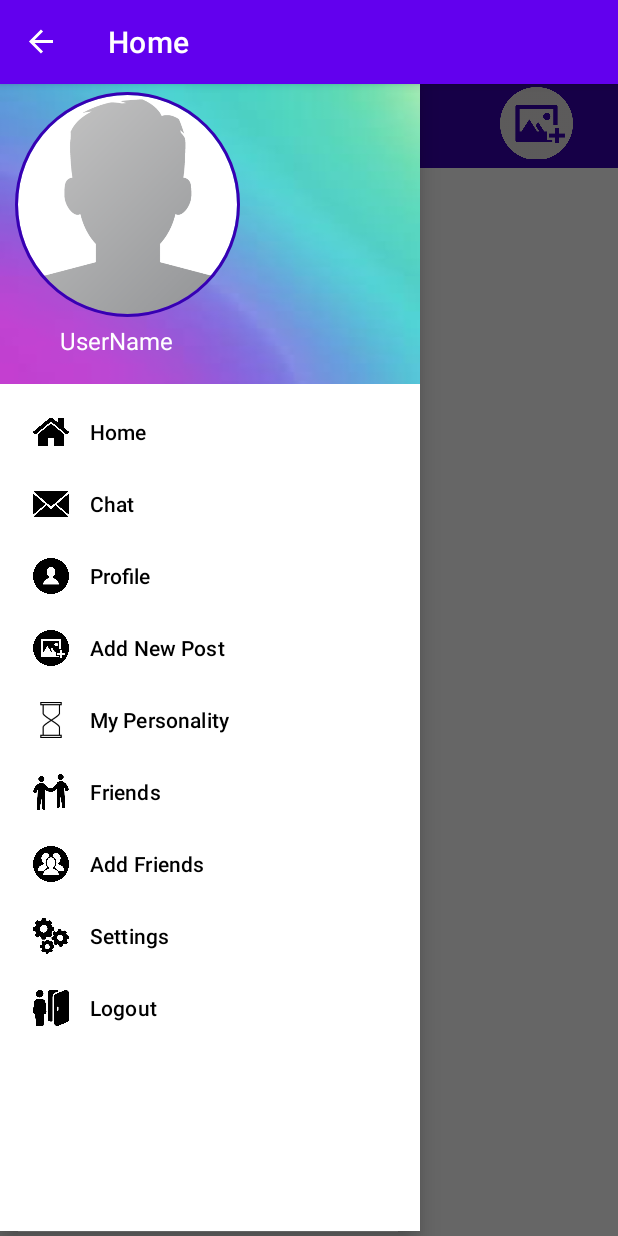
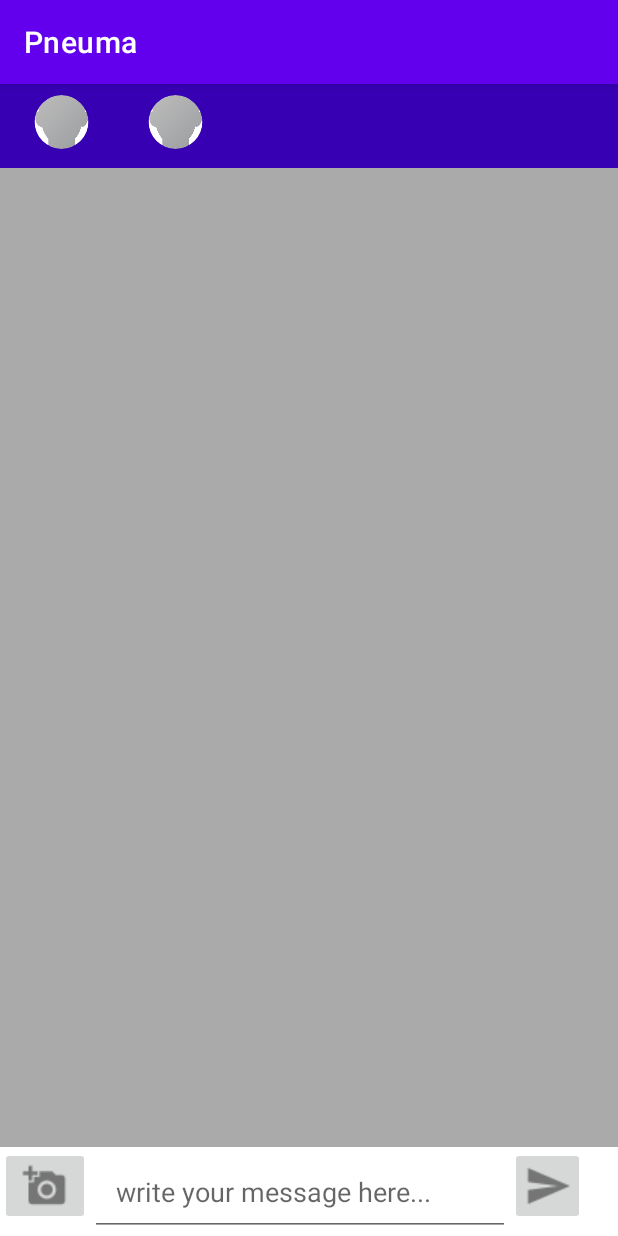
Before and after one commit to MohammedAlwaeli/Pneuma, an Android app: the screen it shows after launch once a user with an empty profile is signed in (MainActivity before the commit, ChatActivity after it), after a tap on "Chat", on a phone screen of 412 x 824 dp. Run offline under Robolectric (Android 15) with nearby library versions, the phone set to English and light mode, and no system bars; our stand-ins replace CircleImageView, Firebase (no records; nobody signed in at launch, a user with empty details on screens opened directly); pictures from the network do not load; 3 other taps on this screen came first.

Commit message:
added matches into messaging page with pictures

```diff
--- a/app/src/main/AndroidManifest.xml
+++ b/app/src/main/AndroidManifest.xml
@@ -14,11 +14,13 @@
         android:supportsRtl="true"
         android:theme="@style/Theme.Pneuma">
         <activity android:name=".QuestionActivity"></activity>
+        <activity android:name=".ChatActivity" />
         <activity android:name=".SettingsActivity" />
         <activity android:name=".PostActivity" />
         <activity android:name=".ProfileActivity" />
         <activity android:name=".SetupActivity" />
         <activity android:name=".loginActivity">
+
             <intent-filter>
                 <action android:name="android.intent.action.MAIN" />
 
--- /dev/null
+++ b/app/src/main/java/com/example/pneuma/ChatActivity.java
@@ -0,0 +1,132 @@
+package com.example.pneuma;
+
+import android.os.Bundle;
+import android.util.Log;
+import android.widget.EditText;
+import android.widget.ImageButton;
+
+import androidx.annotation.NonNull;
+import androidx.annotation.Nullable;
+import androidx.appcompat.app.AppCompatActivity;
+import androidx.appcompat.widget.Toolbar;
+import androidx.appcompat.widget.ToolbarWidgetWrapper;
+import androidx.recyclerview.widget.RecyclerView;
+
+import com.bumptech.glide.Glide;
+import com.google.android.gms.tasks.OnCompleteListener;
+import com.google.android.gms.tasks.Task;
+import com.google.firebase.auth.FirebaseAuth;
+import com.google.firebase.database.DatabaseReference;
+import com.google.firebase.database.FirebaseDatabase;
+import com.google.firebase.firestore.DocumentReference;
+import com.google.firebase.firestore.DocumentSnapshot;
+import com.google.firebase.firestore.FirebaseFirestore;
+
+import java.util.ArrayList;
+import java.util.Map;
+
+import de.hdodenhof.circleimageview.CircleImageView;
+
+public class ChatActivity extends AppCompatActivity
+{
+    private FirebaseAuth mAuth;
+    private DatabaseReference UserRef;
+    String currentUserID;
+    private CircleImageView match_1;
+    private CircleImageView match_2;
+    private androidx.appcompat.widget.Toolbar ChatToolBar;
+    private ImageButton SendMessageButton, SendImageFileButton;
+    private EditText userMessageInput;
+    private RecyclerView userMessagesList;
+    private String messageRecieverID, messageRecieverName;
+
+
+    @Override
+    protected void onCreate(@Nullable Bundle savedInstanceState) {
+        super.onCreate(savedInstanceState);
+        setContentView(R.layout.activity_chat);
+        InitializeFields();
+
+        mAuth = FirebaseAuth.getInstance();
+        FirebaseFirestore db = FirebaseFirestore.getInstance();
+
+        if (FirebaseAuth.getInstance().getCurrentUser() != null) {
+
+            currentUserID = mAuth.getCurrentUser().getUid();
+        }
+       match_1 = (CircleImageView) findViewById(R.id.match1);
+        match_2 = (CircleImageView) findViewById(R.id.match2);
+        if (currentUserID != null) {
+
+            //get the reference for the current user
+            DocumentReference docRef = db.collection("users").document(currentUserID);
+            docRef.get().addOnCompleteListener(new OnCompleteListener<DocumentSnapshot>() {
+                @Override
+                public void onComplete(@NonNull Task<DocumentSnapshot> task) {
+                    if (task.isSuccessful()) {
+                        DocumentSnapshot document = task.getResult();
+//check if user info exists
+                        if (document.exists()) {
+                            ArrayList<String> list = (ArrayList<String>) document.get("Matches");
+
+                            DocumentReference docRef1 = db.collection("users").document(list.get(0));
+                            docRef1.get().addOnCompleteListener(new OnCompleteListener<DocumentSnapshot>() {
+                                                                   @Override
+                                                                   public void onComplete(@NonNull Task<DocumentSnapshot> task) {
+                                                                       if (task.isSuccessful()) {
+                                                                           DocumentSnapshot document = task.getResult();
+
+                                                                           if (document.exists()) {
+                                                                               Glide.with(ChatActivity.this)
+                                                                                       .load(document.get("profile_url").toString())
+                                                                                       .into(match_1);
+                                                                           }
+                                                                       }
+                                                                   }
+                                                               });
+                            DocumentReference docRef2 = db.collection("users").document(list.get(1));
+                            docRef2.get().addOnCompleteListener(new OnCompleteListener<DocumentSnapshot>() {
+                                @Override
+                                public void onComplete(@NonNull Task<DocumentSnapshot> task) {
+                                    if (task.isSuccessful()) {
+                                        DocumentSnapshot document = task.getResult();
+
+                                        if (document.exists()) {
+                                            Glide.with(ChatActivity.this)
+                                                    .load(document.get("profile_url").toString())
+                                                    .into(match_2);
+                                        }
+                                    }
+                                }
+                            });
+
+                       //     Glide.with(ProfileActivity.this)
+                          //          .load(document.get("profile_url").toString())
+                           //         .into(ProfileImage);
+
+                            //   Log.d(TAG, "DocumentSnapshot data: " + document.getData());
+                        } else {
+                            //   Log.d(TAG, "No such document");
+                        }
+                    } else {
+                        //   Log.d(TAG, "get failed with ", task.getException());
+                    }
+                }
+            });
+        }
+
+    }
+
+    private void InitializeFields()
+    {
+        /*
+        ChatToolBar = (Toolbar) findViewById(R.id.chat_bar_layout);
+        setSupportActionBar(ChatToolBar);
+
+
+        SendMessageButton = (ImageButton) findViewById(R.id.send_message_button);
+        SendImageFileButton = (ImageButton) findViewById(R.id.send_image_file_button);
+        userMessageInput = (EditText) findViewById(R.id.input_message);
+*/
+    }
+}
--- a/app/src/main/java/com/example/pneuma/MainActivity.java
+++ b/app/src/main/java/com/example/pneuma/MainActivity.java
@@ -8,36 +8,26 @@ import androidx.recyclerview.widget.RecyclerView;
 import androidx.appcompat.widget.Toolbar;
 
 import android.content.Intent;
-import android.net.Uri;
 import android.os.Bundle;
 import android.view.MenuItem;
 import android.view.View;
-import androidx.appcompat.widget.Toolbar;
 
 import android.widget.ImageButton;
-import android.widget.ImageView;
 import android.widget.TextView;
 import android.widget.Toast;
 //import android.widget.Toolbar;
 
 import com.bumptech.glide.Glide;
 import com.google.android.gms.tasks.OnCompleteListener;
-import com.google.android.gms.tasks.OnFailureListener;
-import com.google.android.gms.tasks.OnSuccessListener;
 import com.google.android.gms.tasks.Task;
 import com.google.android.material.navigation.NavigationView;
 import com.google.firebase.auth.FirebaseAuth;
 import com.google.firebase.auth.FirebaseUser;
-import com.google.firebase.database.DataSnapshot;
-import com.google.firebase.database.DatabaseError;
 import com.google.firebase.database.DatabaseReference;
 import com.google.firebase.database.FirebaseDatabase;
-import com.google.firebase.database.ValueEventListener;
 import com.google.firebase.firestore.DocumentReference;
 import com.google.firebase.firestore.DocumentSnapshot;
 import com.google.firebase.firestore.FirebaseFirestore;
-import com.google.firebase.storage.FirebaseStorage;
-import com.google.firebase.storage.StorageReference;
 
 import de.hdodenhof.circleimageview.CircleImageView;
 
@@ -181,7 +171,11 @@ public class MainActivity extends AppCompatActivity {
         Intent addNewProfileIntent  = new Intent(MainActivity.this, QuestionActivity.class);
         startActivity(addNewProfileIntent);
     }
+    private void SendUserToChatActivity() {
 
+        Intent addNewProfileIntent  = new Intent(MainActivity.this, ChatActivity.class);
+        startActivity(addNewProfileIntent);
+    }
     //method to check the user Authentication or register in the app
     @Override
     protected void onStart() {
@@ -269,6 +263,7 @@ public class MainActivity extends AppCompatActivity {
 
             case R.id.nav_chat:
                 Toast.makeText(this, "Chat", Toast.LENGTH_SHORT).show();
+                SendUserToChatActivity();
                 break;
 
             case R.id.nav_settings:
--- a/app/src/main/java/com/example/pneuma/ProfileActivity.java
+++ b/app/src/main/java/com/example/pneuma/ProfileActivity.java
@@ -44,7 +44,7 @@ import de.hdodenhof.circleimageview.CircleImageView;
 public class ProfileActivity extends AppCompatActivity {
 
     private FirebaseAuth mAuth;
-    private DatabaseReference UserRef;
+
     String currentUserID;
     private CircleImageView ProfileImage;
     private TextView ProfileUsername;
@@ -63,7 +63,7 @@ public class ProfileActivity extends AppCompatActivity {
 
             currentUserID = mAuth.getCurrentUser().getUid();
         }
-        UserRef = FirebaseDatabase.getInstance("https://pneuma-b1a42-default-rtdb.firebaseio.com/").getReference().child("Users");
+
         ProfileImage = (CircleImageView) findViewById(R.id.profile_image);
 
         //displaying the username in the navigation bar
--- a/app/src/main/res/layout/activity_chat.xml
+++ b/app/src/main/res/layout/activity_chat.xml
@@ -1,12 +1,40 @@
 <?xml version="1.0" encoding="utf-8"?>
 <RelativeLayout
-    xmlns:android="http://schemas.android.com/apk/res/android" android:layout_width="match_parent"
-    android:layout_height="match_parent">
+    xmlns:android="http://schemas.android.com/apk/res/android"
+    xmlns:app="http://schemas.android.com/apk/res-auto"
+    xmlns:tools="http://schemas.android.com/tools"
+    android:layout_width="match_parent"
+    android:layout_height="match_parent"
+    tools:context=".ChatActivity">
 
     <include
         android:id="@+id/chat_bar_layout"
         layout ="@layout/app_bar_layout">
     </include>
+
+    <de.hdodenhof.circleimageview.CircleImageView
+        android:id="@+id/match1"
+        android:layout_width="62dp"
+        android:layout_height="40dp"
+        android:layout_alignParentStart="true"
+        android:layout_marginStart="10dp"
+        android:layout_marginLeft="10dp"
+        android:layout_marginTop="5dp"
+        android:src="@drawable/profile"
+        app:civ_border_color="@color/design_default_color_primary_dark"
+        app:civ_border_width="2dp" />
+
+    <de.hdodenhof.circleimageview.CircleImageView
+        android:id="@+id/match2"
+        android:layout_width="62dp"
+        android:layout_height="40dp"
+        android:layout_alignParentEnd="true"
+        android:layout_marginLeft="10dp"
+        android:layout_marginTop="5dp"
+        android:layout_marginEnd="264dp"
+        android:src="@drawable/profile"
+        app:civ_border_color="@color/design_default_color_primary_dark"
+        app:civ_border_width="2dp" />
 
     <androidx.recyclerview.widget.RecyclerView
         android:id="@+id/messages_list_users"
```
Also changed, not shown: app/src/main/java/com/example/pneuma/ChatAcivity.java (deleted, +0 -41 lines), app/src/main/res/layout/activity_login.xml (+15 -69 lines).
